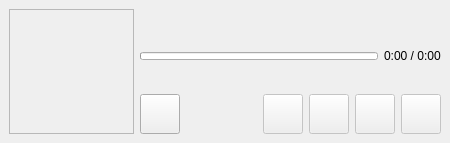
The window that mainform.ui (hzqtc/pea) describes before a commit, drawn with Qt 5.
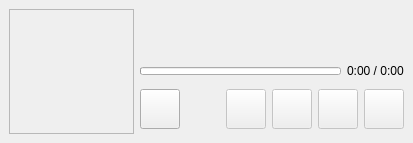
The same window after the commit. Icons and pictures are not drawn.

Commit message: limit main window size

What changed in the file:
```diff
--- a/mainform.ui
+++ b/mainform.ui
@@ -2,19 +2,11 @@
 <ui version="4.0">
  <class>MainForm</class>
  <widget class="QMainWindow" name="MainForm">
-  <property name="geometry">
-   <rect>
-    <x>0</x>
-    <y>0</y>
-    <width>450</width>
-    <height>143</height>
-   </rect>
-  </property>
-  <property name="maximumSize">
-   <size>
-    <width>16777215</width>
-    <height>143</height>
-   </size>
+  <property name="sizePolicy">
+   <sizepolicy hsizetype="Fixed" vsizetype="Fixed">
+    <horstretch>0</horstretch>
+    <verstretch>0</verstretch>
+   </sizepolicy>
   </property>
   <property name="windowTitle">
    <string>Pea - Disconnected</string>
@@ -108,19 +100,6 @@
         </item>
        </layout>
       </item>
-      <item>
-       <spacer name="verticalSpacer">
-        <property name="orientation">
-         <enum>Qt::Vertical</enum>
-        </property>
-        <property name="sizeHint" stdset="0">
-         <size>
-          <width>20</width>
-          <height>40</height>
-         </size>
-        </property>
-       </spacer>
-      </item>
       <item>
        <layout class="QHBoxLayout" name="horizontalLayout">
         <item>
```
The commit also changes 2 other files.
